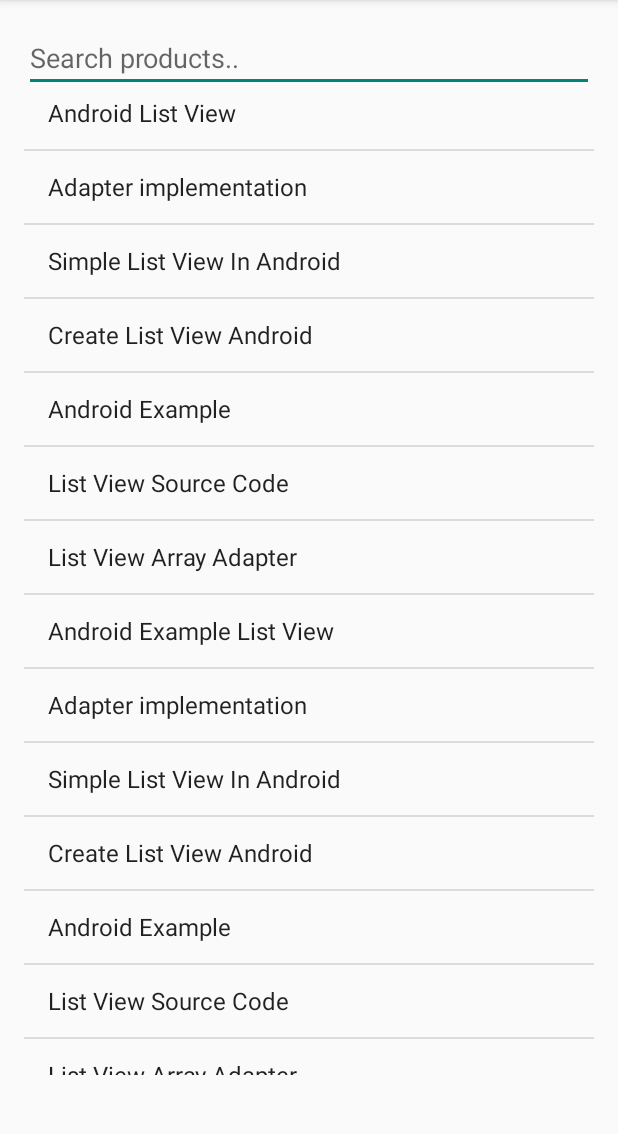
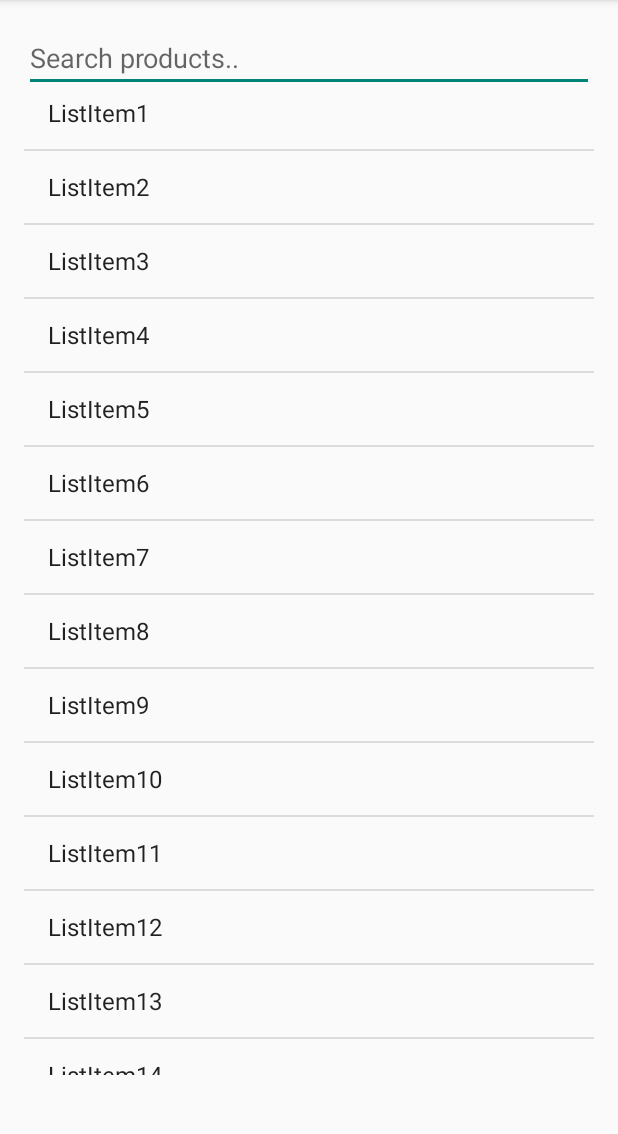
Before and after one commit to Skoppling90/SearchList, an Android app: the screen it shows after launch (ListActivity), on a phone screen of 412 x 824 dp, the part 84-1218 px from its top. Run offline under Robolectric (Android 15) with nearby library versions, the phone set to English and light mode, and no system bars.

Commit message:
Listview
A change in the ListView

```diff
--- a/app/src/main/java/com/bjorn/searchlist/ListActivity.java
+++ b/app/src/main/java/com/bjorn/searchlist/ListActivity.java
@@ -33,21 +33,21 @@ public class ListActivity extends ActionBarActivity {
         listView = (ListView) findViewById(R.id.list);
         inputSearch = (EditText) findViewById(R.id.inputSearch);
         // Defined Array values to show in ListView
-        String[] values = new String[]{"Android List View",
-                "Adapter implementation",
-                "Simple List View In Android",
-                "Create List View Android",
-                "Android Example",
-                "List View Source Code",
-                "List View Array Adapter",
-                "Android Example List View",
-                "Adapter implementation",
-                "Simple List View In Android",
-                "Create List View Android",
-                "Android Example",
-                "List View Source Code",
-                "List View Array Adapter",
-                "Android Example List View"
+        String[] values = new String[]{"ListItem1",
+                "ListItem2",
+                "ListItem3",
+                "ListItem4",
+                "ListItem5",
+                "ListItem6",
+                "ListItem7",
+                "ListItem8",
+                "ListItem9",
+                "ListItem10",
+                "ListItem11",
+                "ListItem12",
+                "ListItem13",
+                "ListItem14",
+                "ListItem15"
         };
 
         // Define a new Adapter
```
